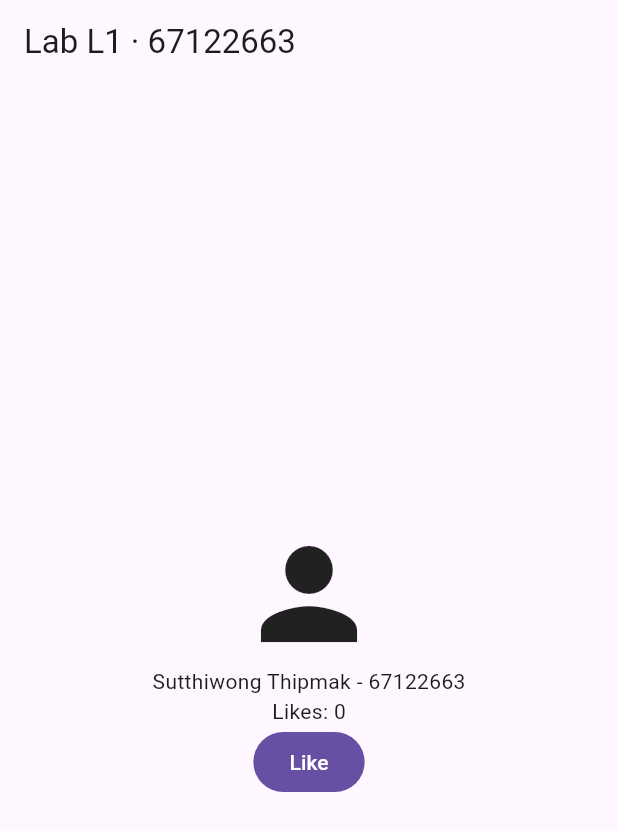
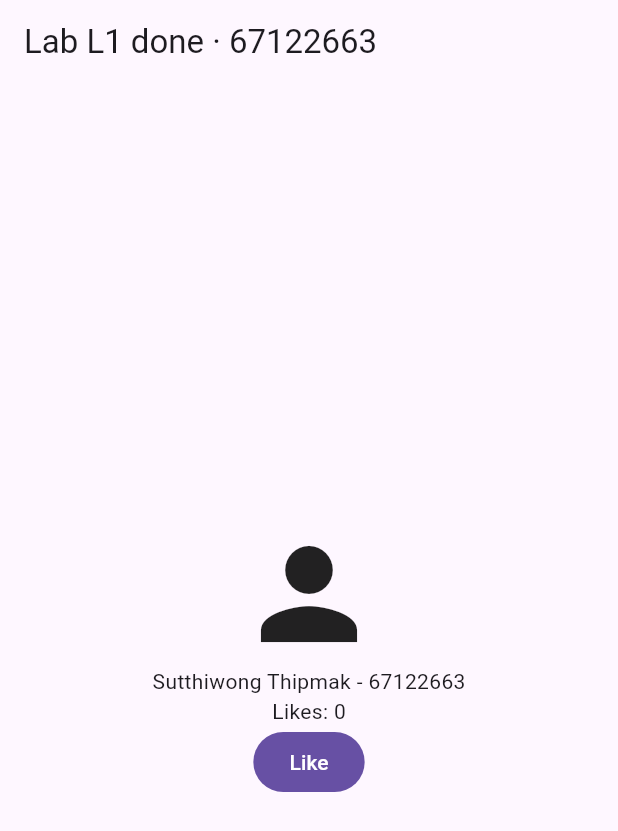
Before and after one commit to sutthiwong/lab01_profile, a Flutter app: the screen it shows after launch, on a phone screen of 412 x 824 dp. Shown: the top 831 px of the screen. Run offline on Flutter 3.47's test engine with Material 3 defaults, Android fonts, the phone set to English and light mode, and no system bars.

Commit message:
Add L1 answers

```diff
--- a/lib/main.dart
+++ b/lib/main.dart
@@ -43,7 +43,7 @@ class _HomePageState extends State<HomePage> {
   @override
   Widget build(BuildContext context) {
     return Scaffold(
-      appBar: AppBar(title: const Text('Lab L1 · 67122663')),
+      appBar: AppBar(title: const Text('Lab L1 done · 67122663')),
       body: Center(
         child: Column(
           mainAxisSize: MainAxisSize.min,
```
Also changed, not shown: 1 other file.
